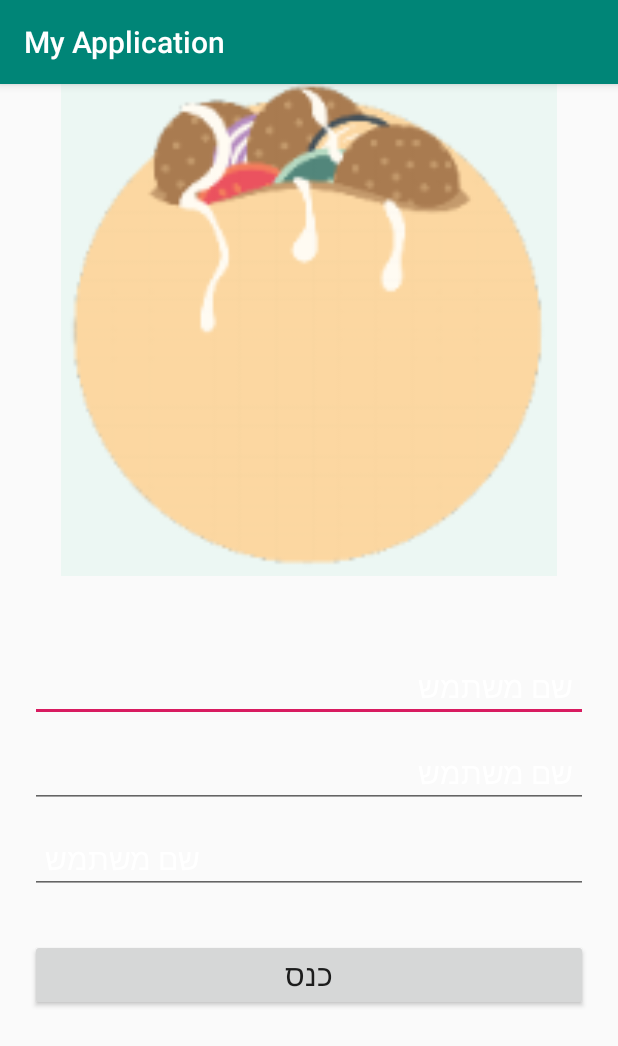
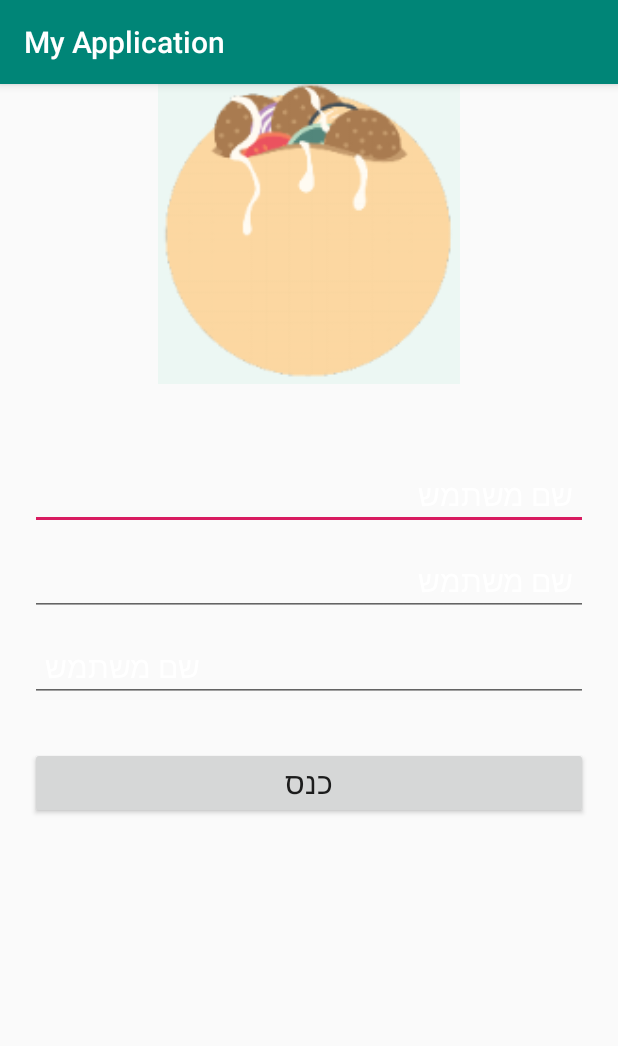
Before and after one commit to nir-ya/Software_UX-pr2, an Android app: the screen it shows after launch (LoginActivity), after a tap on "כנס", on a phone screen of 412 x 824 dp. Shown: the top 1046 px of the screen. Run offline under Robolectric (Android 15) with nearby library versions, the phone set to English and light mode, and no system bars.

Commit message:
minor layout change, test toast

```diff
--- a/app/src/main/java/com/example/myapplication/LoginActivity.java
+++ b/app/src/main/java/com/example/myapplication/LoginActivity.java
@@ -5,6 +5,7 @@ import androidx.appcompat.app.AppCompatActivity;
 import android.os.Bundle;
 import android.view.View;
 import android.widget.EditText;
+import android.widget.Toast;
 
 public class LoginActivity extends AppCompatActivity {
 
@@ -29,5 +30,10 @@ public class LoginActivity extends AppCompatActivity {
         username = nameText.getText().toString();
         password = passwordText.getText().toString();
         emailAddress = emailText.getText().toString();
+
+        // todo delete
+        String testMessage =
+                "username: " + username + "\n email: " + emailAddress + "\n pass: " + password;
+        Toast.makeText(this, testMessage, Toast.LENGTH_SHORT).show();
     }
 }
--- a/app/src/main/res/layout/activity_login.xml
+++ b/app/src/main/res/layout/activity_login.xml
@@ -8,7 +8,7 @@
 
     <ImageView
         android:layout_width="match_parent"
-        android:layout_height="328dp"
+        android:layout_height="200dp"
         android:layout_marginBottom="50dp"
         android:src="@drawable/login_pita" />
 
```
